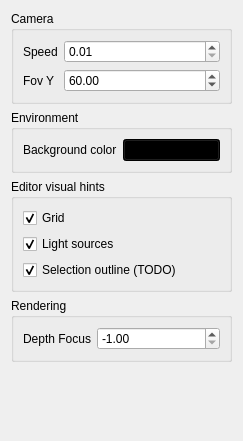
Qt form Engine/Project3/ui/miscsettingswidget.ui (Adria-F/QT-Graphics-Engine) before a commit.
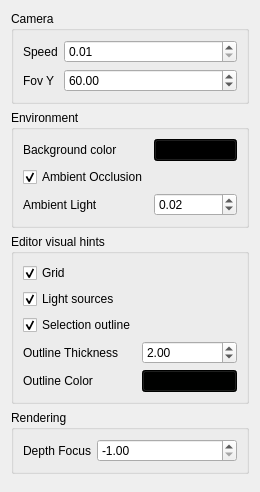
The same form after that commit.

Commit message:
Added debug options on UI + improved selection outline
Now shows the whole object outline even if occluded

What changed in the file:
```diff
--- a/Engine/Project3/ui/miscsettingswidget.ui
+++ b/Engine/Project3/ui/miscsettingswidget.ui
@@ -6,8 +6,8 @@
    <rect>
     <x>0</x>
     <y>0</y>
-    <width>243</width>
-    <height>441</height>
+    <width>244</width>
+    <height>492</height>
    </rect>
   </property>
   <property name="windowTitle">
@@ -80,6 +80,48 @@
         </property>
        </widget>
       </item>
+      <item row="1" column="0">
+       <widget class="QCheckBox" name="ambientOcclusion">
+        <property name="text">
+         <string>Ambient Occlusion</string>
+        </property>
+        <property name="checked">
+         <bool>true</bool>
+        </property>
+        <property name="tristate">
+         <bool>false</bool>
+        </property>
+       </widget>
+      </item>
+      <item row="2" column="1">
+       <widget class="QDoubleSpinBox" name="ambientValue">
+        <property name="minimumSize">
+         <size>
+          <width>83</width>
+          <height>0</height>
+         </size>
+        </property>
+        <property name="maximumSize">
+         <size>
+          <width>83</width>
+          <height>23</height>
+         </size>
+        </property>
+        <property name="singleStep">
+         <double>0.010000000000000</double>
+        </property>
+        <property name="value">
+         <double>0.020000000000000</double>
+        </property>
+       </widget>
+      </item>
+      <item row="2" column="0">
+       <widget class="QLabel" name="label_5">
+        <property name="text">
+         <string>Ambient Light</string>
+        </property>
+       </widget>
+      </item>
      </layout>
     </widget>
    </item>
@@ -88,8 +130,8 @@
      <property name="title">
       <string>Editor visual hints</string>
      </property>
-     <layout class="QVBoxLayout" name="verticalLayout_3">
-      <item>
+     <layout class="QFormLayout" name="formLayout_4">
+      <item row="0" column="0">
        <widget class="QCheckBox" name="checkBoxGrid">
         <property name="text">
          <string>Grid </string>
@@ -99,7 +141,7 @@
         </property>
        </widget>
       </item>
-      <item>
+      <item row="1" column="0">
        <widget class="QCheckBox" name="checkBoxLightSources">
         <property name="text">
          <string>Light sources</string>
@@ -109,16 +151,53 @@
         </property>
        </widget>
       </item>
-      <item>
+      <item row="2" column="0">
        <widget class="QCheckBox" name="checkBoxSelectionOutline">
         <property name="text">
-         <string>Selection outline (TODO)</string>
+         <string>Selection outline</string>
         </property>
         <property name="checked">
          <bool>true</bool>
         </property>
        </widget>
       </item>
+      <item row="3" column="0">
+       <widget class="QLabel" name="label_6">
+        <property name="text">
+         <string>Outline Thickness</string>
+        </property>
+       </widget>
+      </item>
+      <item row="5" column="0">
+       <widget class="QLabel" name="label_7">
+        <property name="text">
+         <string>Outline Color</string>
+        </property>
+       </widget>
+      </item>
+      <item row="3" column="1">
+       <widget class="QDoubleSpinBox" name="outlineThickness">
+        <property name="minimum">
+         <double>1.000000000000000</double>
+        </property>
+        <property name="maximum">
+         <double>5.000000000000000</double>
+        </property>
+        <property name="value">
+         <double>2.000000000000000</double>
+        </property>
+       </widget>
+      </item>
+      <item row="5" column="1">
+       <widget class="QPushButton" name="outlineColor">
+        <property name="styleSheet">
+         <string notr="true">background-color: rgb(0,1,0);</string>
+        </property>
+        <property name="text">
+         <string/>
+        </property>
+       </widget>
+      </item>
      </layout>
     </widget>
    </item>
```
The commit also changes 10 other files.
